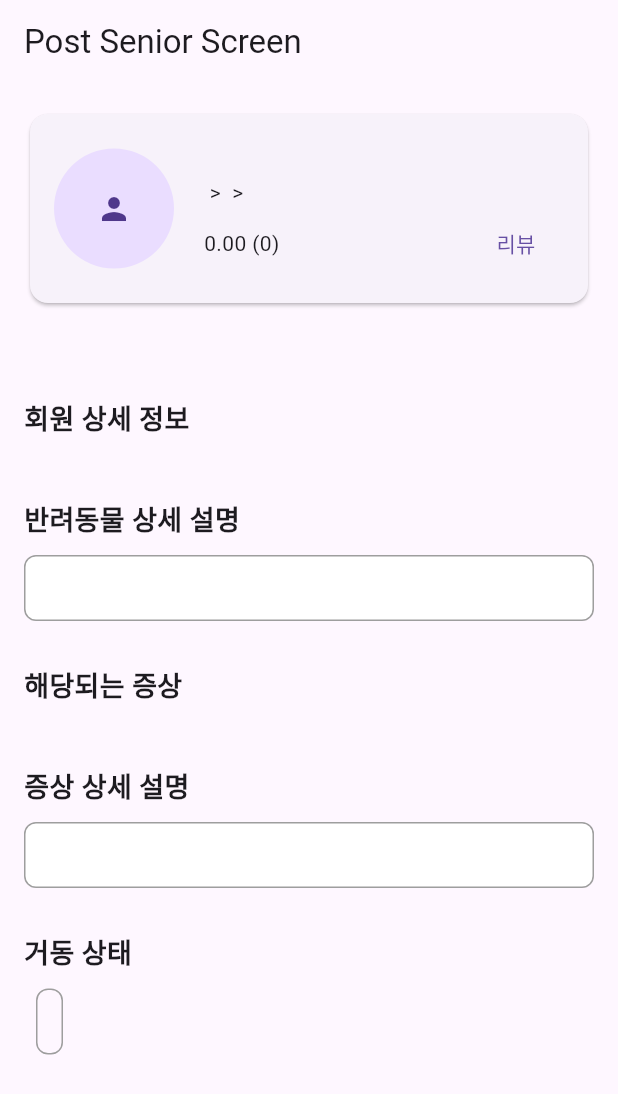
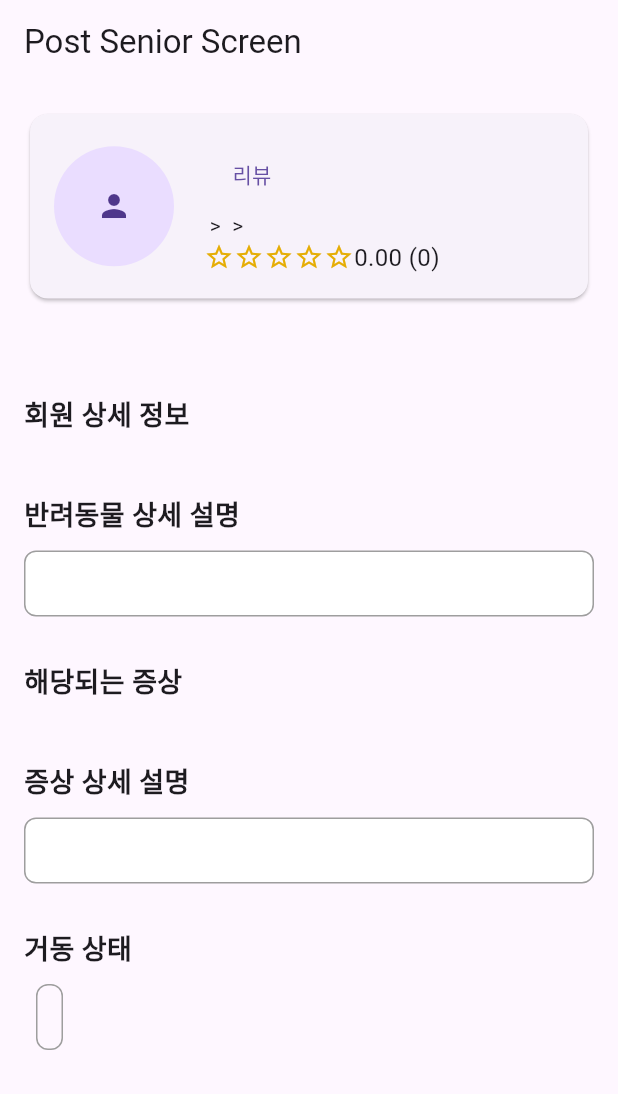
Before and after one commit to yujin10311/PNUSW-2024-team-05, a Flutter app: the PostScreen screen opened directly with empty values, on a phone screen of 412 x 824 dp. Shown: the top 1094 px of the screen. Run offline on Flutter 3.47's test engine with Material 3 defaults, Android fonts, the phone set to English and light mode, and no system bars; our stand-ins replace cloud_firestore, firebase_auth, firebase_core, firebase_storage, image_picker, shared_preferences and 2 more; missing offline and left inert: google_mlkit_face_detection, tflite_flutter; accounts and stored records are empty.

Commit message:
포스트 화면 프로필 카드 수정

```diff
--- a/WarmBoysApp/lib/screens/post/post_screen.dart
+++ b/WarmBoysApp/lib/screens/post/post_screen.dart
@@ -5,6 +5,7 @@ import '../../widgets/member_symptom_scrollview.dart';
 import '../../widgets/member_details_scrollview.dart';
 import '../../widgets/autowrap_text_box.dart';
 import '../../utils/firebase_helper.dart';
+import '../../widgets/profile_card.dart';
 
 class PostScreen extends StatefulWidget {
   final String memberType;
@@ -165,7 +166,16 @@ class _PostScreenState extends State<PostScreen> {
           child: Column(
             crossAxisAlignment: CrossAxisAlignment.start,
             children: [
-              _buildProfileCard(),
+              ProfileCard(
+                imgUrl: widget.imgUrl,
+                username: widget.seniorName,
+                uid: widget.seniorUid,
+                city: widget.city,
+                gu: widget.gu,
+                dong: widget.dong,
+                rating: widget.rating,
+                ratingCount: widget.ratingCount,
+              ),
               SizedBox(height: 30),
               _buildConditionalSection(),
               SizedBox(height: 30),
@@ -209,70 +219,6 @@ class _PostScreenState extends State<PostScreen> {
               MemberSymptomScrollview(symptoms: [widget.walkingType])
             ],
           ),
-        ),
-      ),
-    );
-  }
-
-  Widget _buildProfileCard() {
-    return Card(
-      child: Padding(
-        padding: const EdgeInsets.all(16.0),
-        child: Row(
-          children: [
-            (widget.imgUrl != '')
-                ? GestureDetector(
-                    onTap: () {
-                      showDialog(
-                        context: context,
-                        builder: (BuildContext context) {
-                          return Dialog(
-                            backgroundColor: Colors.transparent,
-                            child: GestureDetector(
-                              onTap: () {
-                                Navigator.of(context).pop(); // 클릭 시 다이얼로그 닫기
-                              },
-                              child: Center(
-                                child: Image.network(widget.imgUrl), // 확대된 이미지
-                              ),
-                            ),
-                          );
-                        },
-                      );
-                    },
-                    child: CircleAvatar(
-                      radius: 40,
-                      backgroundImage: NetworkImage(widget.imgUrl),
-                    ),
-                  )
-                : CircleAvatar(
-                    radius: 40,
-                    child: Icon(Icons.person),
-                  ),
-            SizedBox(width: 20),
-            Expanded(
-              child: Column(
-                crossAxisAlignment: CrossAxisAlignment.start,
-                children: [
-                  Text(widget.seniorName,
-                      style:
-                          TextStyle(fontSize: 18, fontWeight: FontWeight.bold)),
-                  Text('${widget.city} > ${widget.gu} > ${widget.dong}'),
-                  Row(
-                    mainAxisAlignment: MainAxisAlignment.spaceBetween,
-                    children: [
-                      Text(
-                          '${widget.rating.toStringAsFixed(2)} (${widget.ratingCount})'),
-                      TextButton(
-                        onPressed: () {},
-                        child: Text('리뷰'),
-                      ),
-                    ],
-                  ),
-                ],
-              ),
-            ),
-          ],
         ),
       ),
     );
--- a/WarmBoysApp/lib/widgets/profile_card.dart
+++ b/WarmBoysApp/lib/widgets/profile_card.dart
@@ -1,4 +1,5 @@
 import 'package:flutter/material.dart';
+import 'rating_stars.dart';
 
 class ProfileCard extends StatelessWidget {
   final String imgUrl;
@@ -62,17 +63,25 @@ class ProfileCard extends StatelessWidget {
               child: Column(
                 crossAxisAlignment: CrossAxisAlignment.start,
                 children: [
-                  Text(username,
-                      style:
-                          TextStyle(fontSize: 18, fontWeight: FontWeight.bold)),
-                  Text('${city} > ${gu} > ${dong}'),
                   Row(
-                    mainAxisAlignment: MainAxisAlignment.spaceBetween,
                     children: [
-                      Text('${rating.toStringAsFixed(2)} (${ratingCount})'),
+                      Text(username,
+                          style: TextStyle(
+                              fontSize: 18, fontWeight: FontWeight.bold)),
                       TextButton(
                         onPressed: () {},
                         child: Text('리뷰'),
+                      ),
+                    ],
+                  ),
+                  Text('${city} > ${gu} > ${dong}'),
+                  Row(
+                    mainAxisAlignment: MainAxisAlignment.start,
+                    children: [
+                      RatingStars(rating: rating),
+                      Text(
+                        "${rating.toStringAsFixed(2)} (${ratingCount})",
+                        style: TextStyle(fontSize: 16),
                       ),
                     ],
                   ),
```
